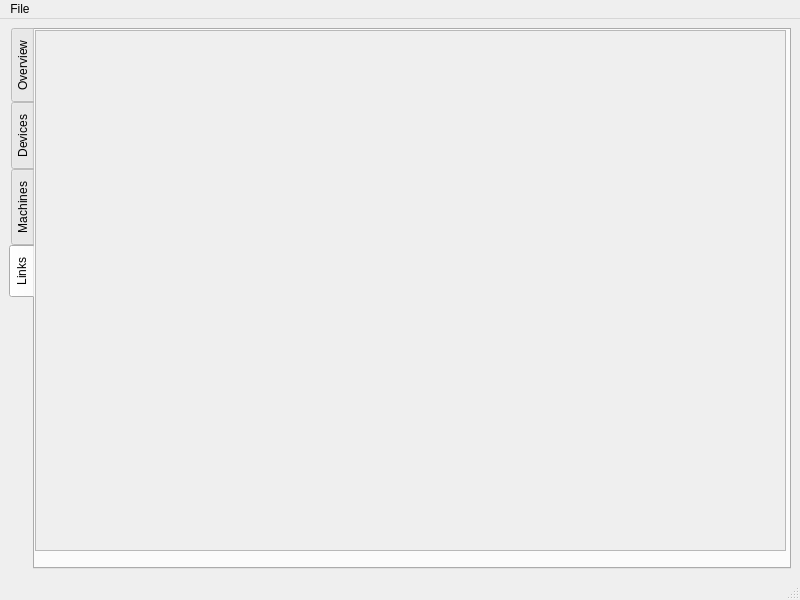
This is main.ui in Lambentri/LambentAether4QT as Qt 5 draws it before an edit. The edited form follows.
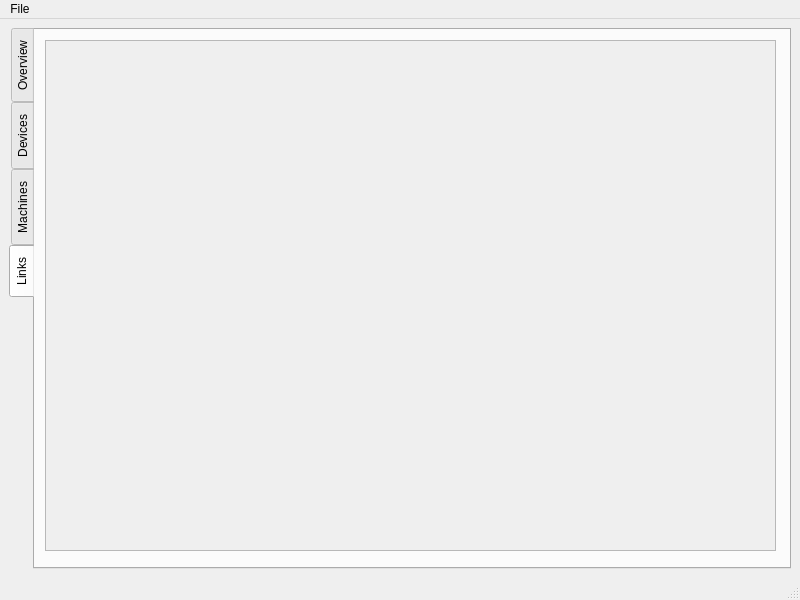
This is the edited form. The open tabs and pages were chosen to show the change. Icons and pictures are not drawn.

The edit to the form file:
```diff
--- a/main.ui
+++ b/main.ui
@@ -152,10 +152,10 @@
        <widget class="QWidget" name="verticalLayoutWidget_2">
         <property name="geometry">
          <rect>
-          <x>0</x>
-          <y>0</y>
-          <width>751</width>
-          <height>521</height>
+          <x>10</x>
+          <y>10</y>
+          <width>731</width>
+          <height>511</height>
          </rect>
         </property>
         <layout class="QVBoxLayout" name="linkHolder">
@@ -170,26 +170,30 @@
            <property name="widgetResizable">
             <bool>true</bool>
            </property>
-           <widget class="QWidget" name="scrollAreaWidgetContents">
+           <property name="alignment">
+            <set>Qt::AlignLeading|Qt::AlignLeft|Qt::AlignTop</set>
+           </property>
+           <widget class="QWidget" name="scrollAreaWidgetLinks">
             <property name="geometry">
              <rect>
               <x>0</x>
               <y>0</y>
-              <width>745</width>
-              <height>507</height>
+              <width>725</width>
+              <height>497</height>
              </rect>
             </property>
-            <widget class="QWidget" name="verticalLayoutWidget">
-             <property name="geometry">
-              <rect>
-               <x>0</x>
-               <y>50</y>
-               <width>741</width>
-               <height>461</height>
-              </rect>
+            <layout class="QHBoxLayout" name="horizontalLayout_2">
+             <property name="sizeConstraint">
+              <enum>QLayout::SetMaximumSize</enum>
              </property>
-             <layout class="QVBoxLayout" name="linkHolderLayout"/>
-            </widget>
+             <item>
+              <layout class="QVBoxLayout" name="linkHolderLayout">
+               <property name="sizeConstraint">
+                <enum>QLayout::SetMaximumSize</enum>
+               </property>
+              </layout>
+             </item>
+            </layout>
            </widget>
           </widget>
          </item>
```
Left out of the diff: 2 changed lines with no effect on the pictures.
